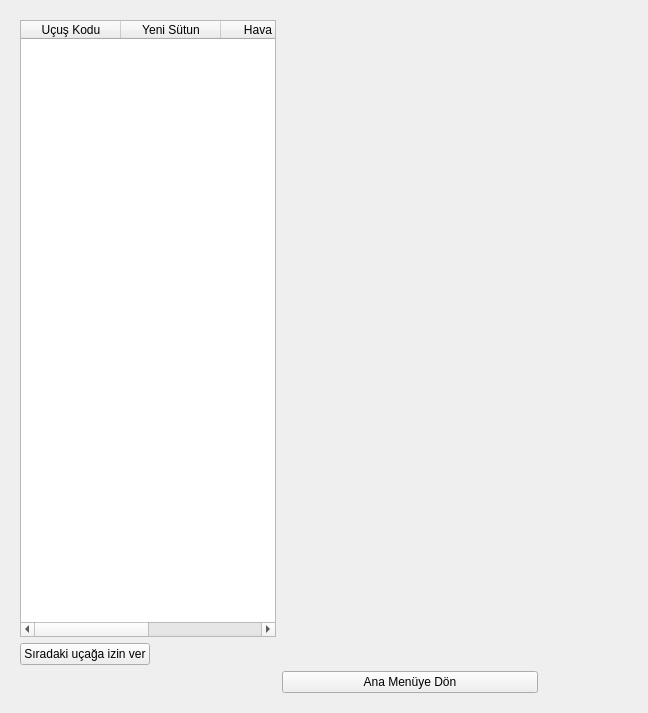
Old version of the form mainwindow.ui in the repository kubrratopcu/Havalimani_Yonetim_Sistemi1.
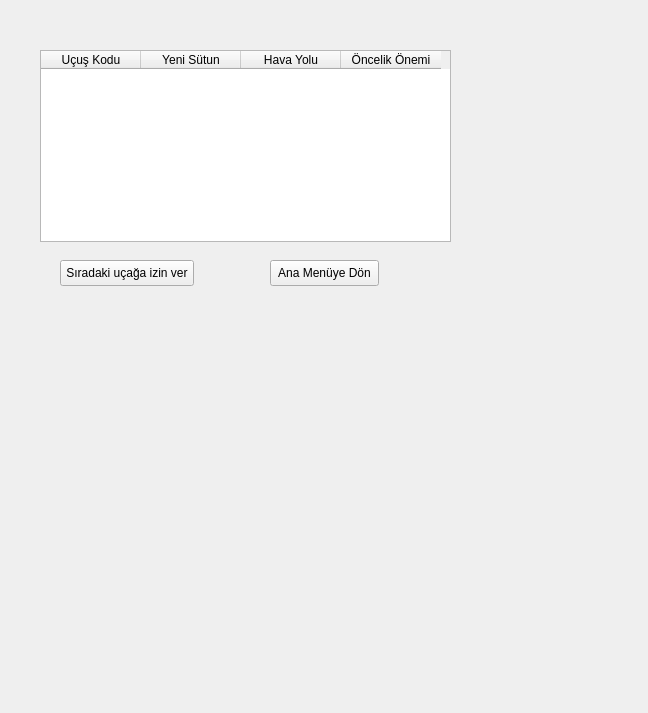
New version of the form. The open tabs and pages were chosen to show the change.

Patch:
```diff
--- a/mainwindow.ui
+++ b/mainwindow.ui
@@ -13,9 +13,15 @@
   <property name="windowTitle">
    <string>mainwindow</string>
   </property>
-  <layout class="QFormLayout" name="formLayout_2">
-   <item row="0" column="0">
     <widget class="QStackedWidget" name="stackedWidget">
+   <property name="geometry">
+    <rect>
+     <x>20</x>
+     <y>20</y>
+     <width>536</width>
+     <height>338</height>
+    </rect>
+   </property>
      <property name="currentIndex">
       <number>2</number>
      </property>
@@ -45,9 +51,15 @@
       </layout>
      </widget>
      <widget class="QWidget" name="sayfaUcuslar">
-      <layout class="QFormLayout" name="formLayout">
-       <item row="0" column="0">
         <widget class="QTableWidget" name="tableWidget_2">
+     <property name="geometry">
+      <rect>
+       <x>20</x>
+       <y>30</y>
+       <width>411</width>
+       <height>192</height>
+      </rect>
+     </property>
          <column>
           <property name="text">
            <string>Uçuş Kodu</string>
@@ -69,22 +81,32 @@
           </property>
          </column>
         </widget>
-       </item>
-       <item row="1" column="0">
         <widget class="QPushButton" name="kuleIndirBtn">
+     <property name="geometry">
+      <rect>
+       <x>40</x>
+       <y>240</y>
+       <width>134</width>
+       <height>26</height>
+      </rect>
+     </property>
          <property name="text">
           <string>Sıradaki uçağa izin ver</string>
          </property>
         </widget>
-       </item>
-       <item row="2" column="1">
-        <widget class="QPushButton" name="btnGeriDon2">
+    <widget class="QPushButton" name="btnGeriDonKule">
+     <property name="geometry">
+      <rect>
+       <x>250</x>
+       <y>240</y>
+       <width>109</width>
+       <height>26</height>
+      </rect>
+     </property>
          <property name="text">
           <string>Ana Menüye Dön</string>
          </property>
         </widget>
-       </item>
-      </layout>
      </widget>
      <widget class="QWidget" name="sayfaYolcular">
       <widget class="QLineEdit" name="pnrInput">
@@ -235,8 +257,6 @@
       </layout>
      </widget>
     </widget>
-   </item>
-  </layout>
  </widget>
  <resources/>
  <connections/>
```
Left out of the diff: 11 changed lines with no effect on the pictures. Lines whose indentation alone changed are shown as unchanged.
